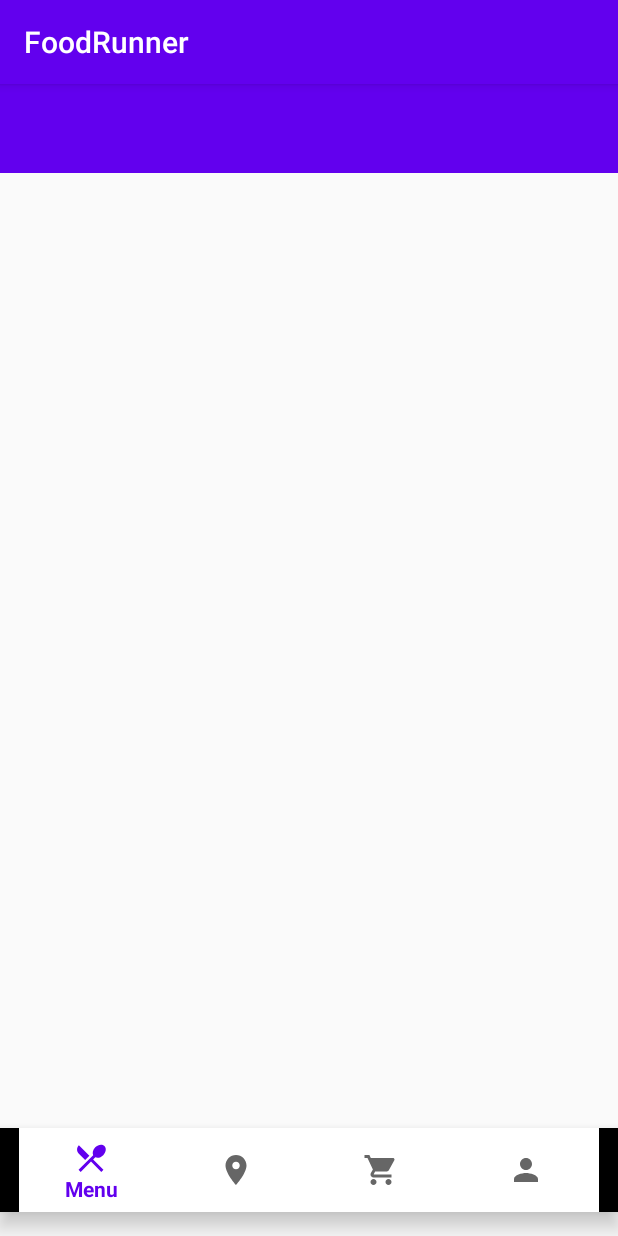
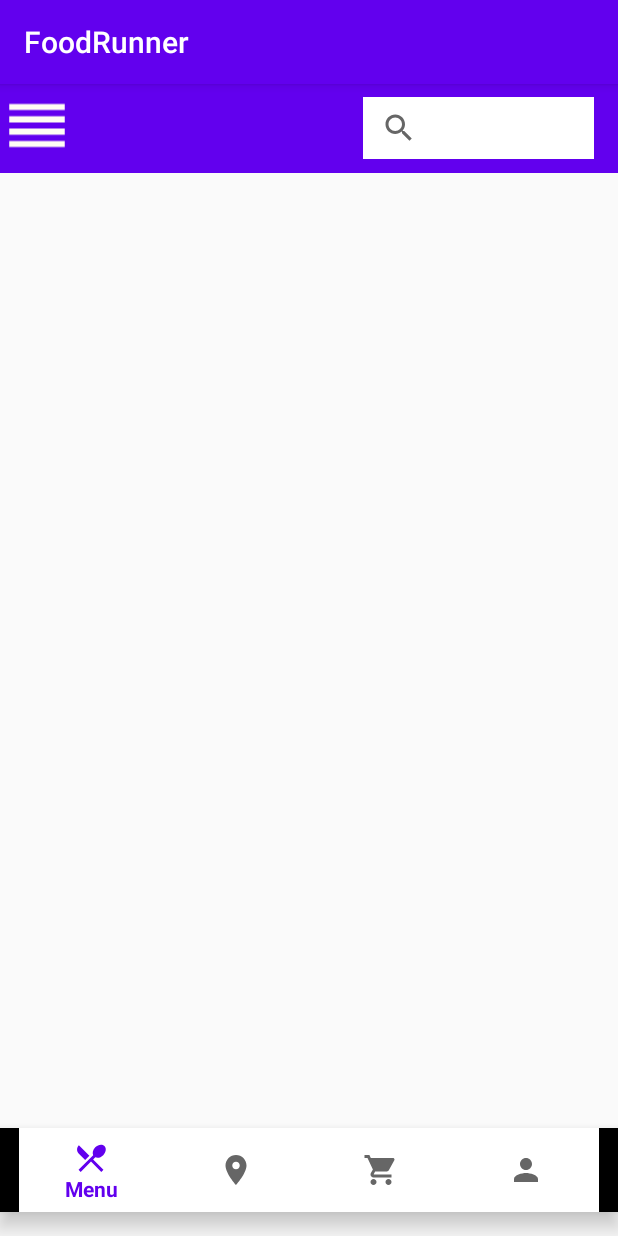
Before and after one commit to anushasomawansha/FoodApp, an Android app: the Category screen opened directly, with no data from a screen before it, on a phone screen of 412 x 824 dp. Run offline under Robolectric (Android 15) with nearby library versions, the phone set to English and light mode, and no system bars.

Commit message:
added toolbar and bottom navigation

```diff
--- /dev/null
+++ b/app/src/main/res/drawable/ic_baseline_reorder_24.xml
@@ -0,0 +1,5 @@
+<vector android:height="24dp" android:tint="#FFFDF4"
+    android:viewportHeight="24" android:viewportWidth="24"
+    android:width="24dp" xmlns:android="http://schemas.android.com/apk/res/android">
+    <path android:fillColor="@android:color/white" android:pathData="M3,15h18v-2L3,13v2zM3,19h18v-2L3,17v2zM3,11h18L21,9L3,9v2zM3,5v2h18L21,5L3,5z"/>
+</vector>
--- a/app/src/main/res/layout/activity_category.xml
+++ b/app/src/main/res/layout/activity_category.xml
@@ -30,4 +30,31 @@
         app:layout_constraintEnd_toEndOf="parent"
         app:menu="@menu/bottom_menu" />
 
+    <ImageView
+        android:id="@+id/top_nav"
+        android:layout_width="49dp"
+        android:layout_height="55dp"
+        android:layout_marginEnd="32dp"
+        android:contentDescription="@string/nav_button"
+        app:layout_constraintBottom_toBottomOf="parent"
+        app:layout_constraintEnd_toEndOf="@+id/toolbar"
+        app:layout_constraintHorizontal_bias="0.0"
+        app:layout_constraintStart_toStartOf="parent"
+        app:layout_constraintTop_toTopOf="parent"
+        app:layout_constraintVertical_bias="0.0"
+        app:srcCompat="@drawable/ic_baseline_reorder_24" />
+
+    <SearchView
+        android:id="@+id/search"
+        android:layout_width="154dp"
+        android:layout_height="41dp"
+        android:background="#FFFFFF"
+        android:contentDescription="@string/nav_search"
+        app:layout_constraintBottom_toBottomOf="parent"
+        app:layout_constraintEnd_toEndOf="parent"
+        app:layout_constraintHorizontal_bias="0.937"
+        app:layout_constraintStart_toStartOf="parent"
+        app:layout_constraintTop_toTopOf="parent"
+        app:layout_constraintVertical_bias="0.012" />
+
 </androidx.constraintlayout.widget.ConstraintLayout>
--- a/app/src/main/res/values/strings.xml
+++ b/app/src/main/res/values/strings.xml
@@ -4,4 +4,6 @@
     <string name="nav2">Location</string>
     <string name="nav3">Cart</string>
     <string name="nav4">Account</string>
+    <string name="nav_search">search</string>
+    <string name="nav_button">topnav</string>
 </resources>
```
